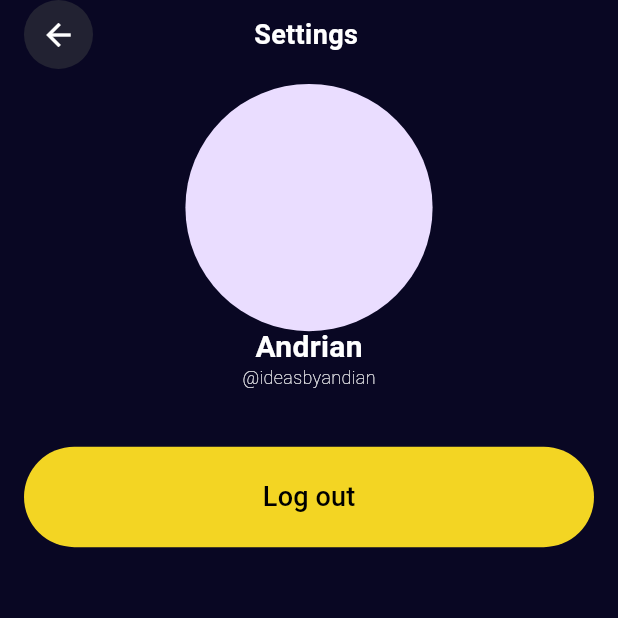
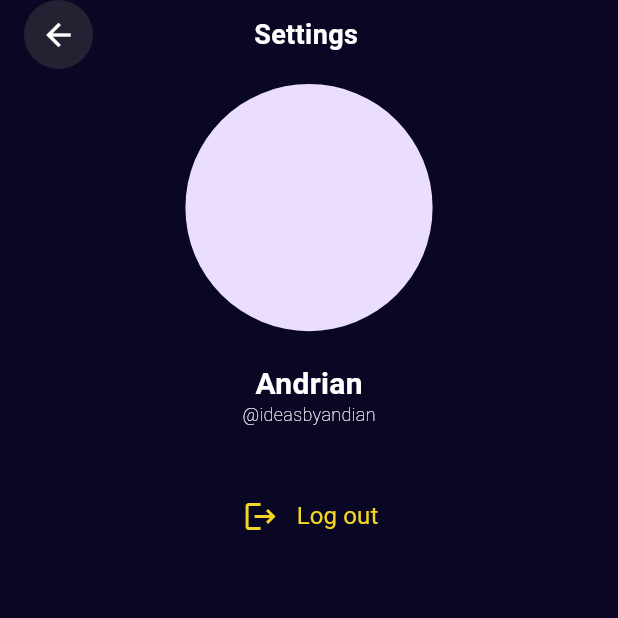
Before and after one commit to Jason1258t/BCSports-mobile, a Flutter app: the ProfileSettingScreen screen opened by its route, on a phone screen of 412 x 824 dp, the top half of it. Run offline on Flutter 3.47's test engine with Material 3 defaults, Android fonts, the phone set to English and light mode, and no system bars; our stand-ins replace bloc, firebase_auth, firebase_core, flutter_bloc, flutter_svg, flutter_switch and 4 more; missing offline and left inert: dart:ffi; accounts and stored records are empty; Roboto replaces fonts that are missing (Geologica).

Commit message:
added: - log out button

```diff
--- a/lib/features/profile/ui/profile_settings_screen.dart
+++ b/lib/features/profile/ui/profile_settings_screen.dart
@@ -5,6 +5,9 @@ import 'package:bcsports_mobile/widgets/buttons/button.dart';
 import 'package:bcsports_mobile/widgets/buttons/button_back.dart';
 import 'package:flutter/material.dart';
 import 'package:flutter_bloc/flutter_bloc.dart';
+import 'package:flutter_svg/flutter_svg.dart';
+
+import '../../../utils/assets.dart';
 
 class ProfileSettingScreen extends StatefulWidget {
   const ProfileSettingScreen({super.key});
@@ -48,10 +51,13 @@ class _ProfileSettingScreenState extends State<ProfileSettingScreen> {
             body: Column(
               crossAxisAlignment: CrossAxisAlignment.center,
               children: [
-                const SizedBox(width: double.infinity,),
+                const SizedBox(
+                  width: double.infinity,
+                ),
                 CircleAvatar(
                   radius: sizeOf.width * 0.20,
                 ),
+                const SizedBox(height: 25,),
                 Text(
                   'Andrian',
                   style: AppFonts.font20w600,
@@ -66,13 +72,27 @@ class _ProfileSettingScreenState extends State<ProfileSettingScreen> {
                 const SizedBox(
                   height: 40,
                 ),
-                CustomTextButton(
-                    text: 'Log out',
-                    onTap: () {
-                      context.read<AuthCubit>().signOut();
-                      Navigator.pop(context);
-                    },
-                    isActive: true)
+                TextButton(
+                  onPressed: () {
+                    context.read<AuthCubit>().signOut();
+                    Navigator.pushNamed(context, '');
+                  },
+                  child: Row(
+                    crossAxisAlignment: CrossAxisAlignment.center,
+                    mainAxisAlignment: MainAxisAlignment.center,
+                    children: [
+                      SvgPicture.asset(Assets.icons('logout.svg')),
+                      Padding(
+                        padding: const EdgeInsets.only(bottom: 5, left: 10),
+                        child: Text(
+                          'Log out',
+                          style: AppFonts.font16w400
+                              .copyWith(color: AppColors.yellow_F3D523),
+                        ),
+                      )
+                    ],
+                  ),
+                )
               ],
             ),
           ),
--- a/lib/routes/routes.dart
+++ b/lib/routes/routes.dart
@@ -23,8 +23,8 @@ class AppRoutes {
 
     switch (settings.name) {
       case '/':
-        // return MaterialPageRoute(builder: (ctx) => const MainScreen());
-        return MaterialPageRoute(builder: (ctx) => const AppStateWidget());
+        return MaterialPageRoute(builder: (ctx) => const MainScreen());
+        // return MaterialPageRoute(builder: (ctx) => const AppStateWidget());
       case '/profile_settings':
         return MaterialPageRoute(builder: (ctx) => const ProfileSettingScreen());
       case '/onboarding':
```
Also changed, not shown: assets/icons/logout.svg (added).
